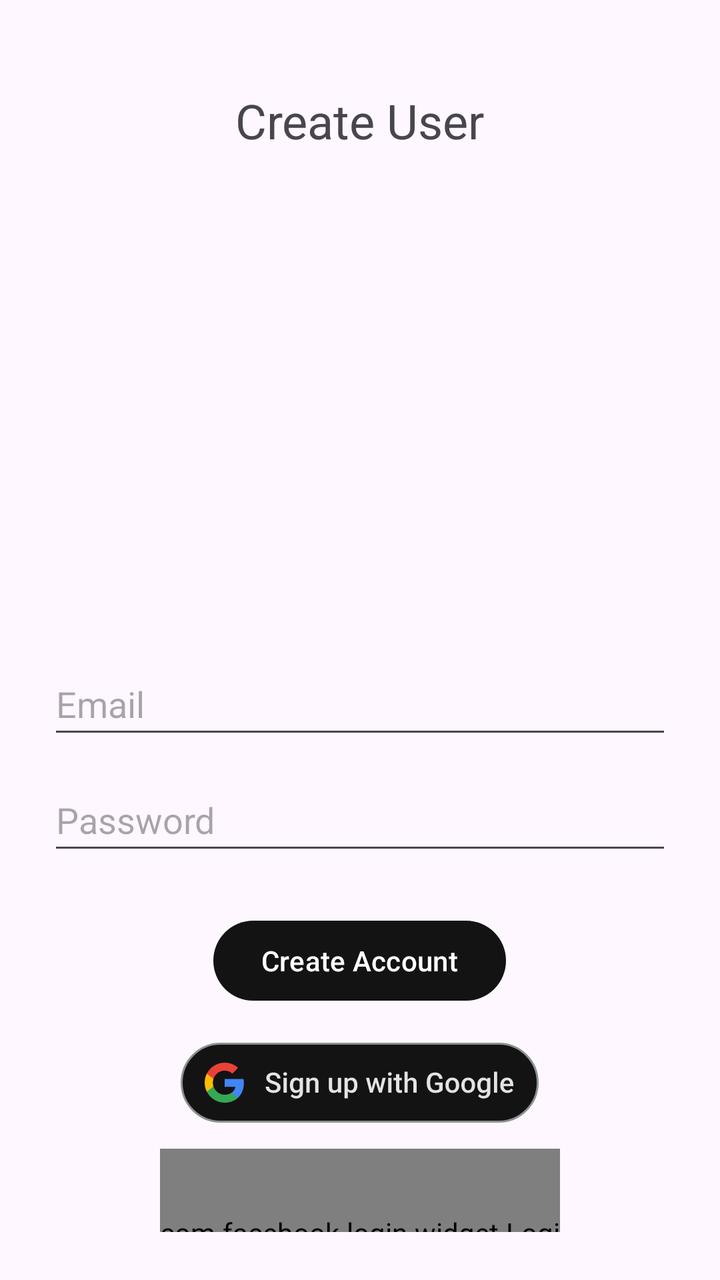
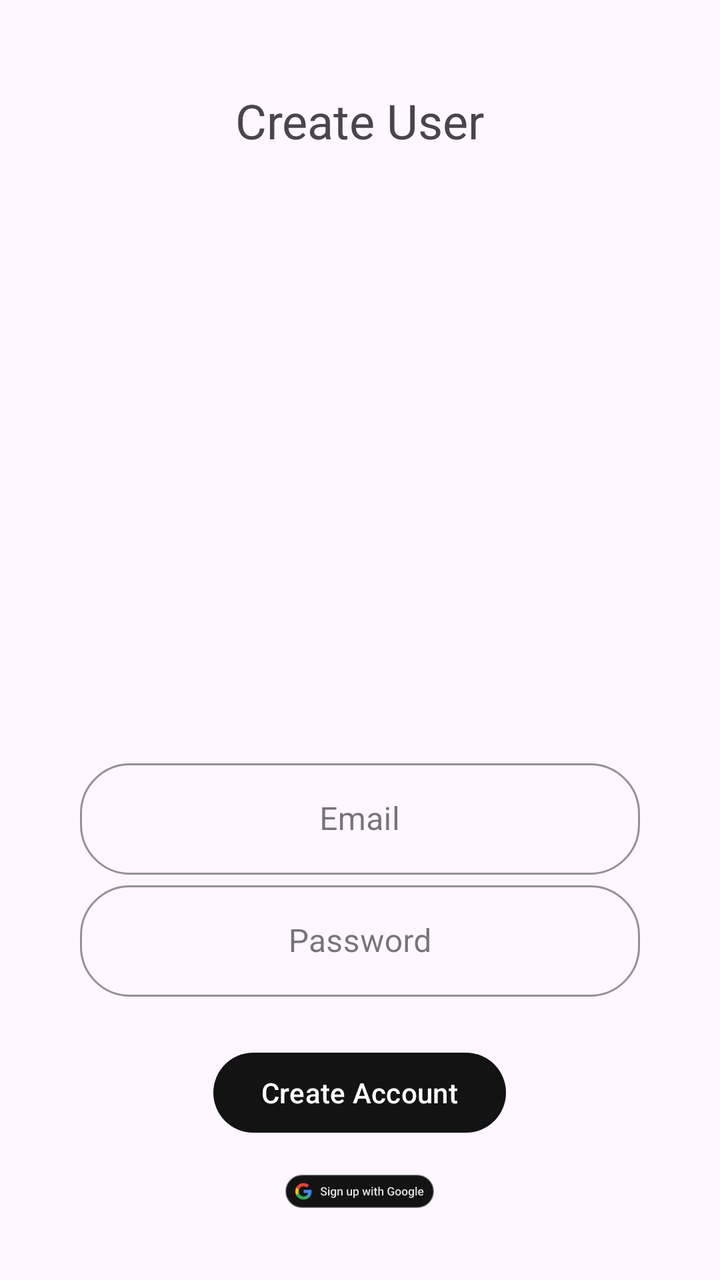

Screens rendered from an Android XML layout before and after an edit, with the pre-edit source and the edit as a unified diff.
<!-- AndroidManifest.xml: application theme Theme.KeepPace -->
<!-- res/layout/activity_create_user.xml -->
<?xml version="1.0" encoding="utf-8"?>
<LinearLayout xmlns:android="http://schemas.android.com/apk/res/android"
    xmlns:app="http://schemas.android.com/apk/res-auto"
    xmlns:tools="http://schemas.android.com/tools"
    android:layout_width="match_parent"
    android:layout_height="match_parent"
    android:gravity="center_horizontal"
    android:orientation="vertical"
    android:padding="24dp">

    
    <TextView
        android:layout_width="wrap_content"
        android:layout_height="wrap_content"
        android:layout_marginTop="20dp"
        android:text="Create User"
        android:textSize="24sp"
        tools:ignore="HardcodedText" />

    
    <EditText
        android:id="@+id/fieldEmail"
        android:layout_width="match_parent"
        android:layout_height="wrap_content"
        android:layout_marginTop="250dp"
        android:autofillHints="emailAddress"
        android:hint="Email"
        android:importantForAutofill="yes"
        android:inputType="textEmailAddress"
        android:minHeight="48dp"
        tools:ignore="HardcodedText" />

    
    <EditText
        android:id="@+id/fieldPassword"
        android:layout_width="match_parent"
        android:layout_height="wrap_content"
        android:layout_marginTop="10dp"
        android:autofillHints="password"
        android:hint="Password"
        android:importantForAutofill="yes"
        android:inputType="textPassword"
        android:minHeight="48dp"
        tools:ignore="HardcodedText" />

    
    <Button
        android:id="@+id/emailCreateAccountButton"
        android:layout_width="wrap_content"
        android:layout_height="wrap_content"
        android:layout_marginTop="24dp"
        app:backgroundTint="#131314"
        android:text="Create Account"

        tools:ignore="HardcodedText" />

    
    

    
    <ImageView
        android:id="@+id/googleLogo"
        android:layout_width="wrap_content"
        android:layout_height="wrap_content"
        android:layout_gravity="center"
        android:layout_marginTop="5dp"
        android:clickable="true"
        android:contentDescription="TODO"
        android:focusable="true"
        android:foreground="?attr/selectableItemBackgroundBorderless"
        android:padding="12dp"
        android:src="@drawable/android_dark_rd_su"
        tools:ignore="ContentDescription,HardcodedText" />

    
    <com.facebook.login.widget.LoginButton
        android:id="@+id/fbLoginButton"
        android:layout_width="200dp"
        android:layout_height="100dp"
        android:layout_gravity="center"
        android:layout_marginTop="1dp"
        android:text="Continue with Facebook" />

    
    <Button
        android:id="@+id/backButton"
        android:layout_width="wrap_content"
        android:layout_height="wrap_content"
        android:layout_marginTop="175dp"
        app:backgroundTint="#131314"
        android:text="Back"
        tools:ignore="HardcodedText" />

</LinearLayout>
<!-- resources referenced by this layout -->
<resources>
  <!-- drawable android_dark_rd_su: vector/xml drawable (drawable, 15982 chars, omitted) -->
  <style name="Theme.KeepPace" parent="Theme.Material3.Light.NoActionBar">
          
      </style>
</resources>

<!-- the commit's change to res/layout/activity_create_user.xml (unified diff, before → after) -->
@@ -18,30 +18,49 @@
         tools:ignore="HardcodedText" />
 
     
-    <EditText
-        android:id="@+id/fieldEmail"
-        android:layout_width="match_parent"
+    <com.google.android.material.textfield.TextInputLayout
+        android:layout_width="280dp"
         android:layout_height="wrap_content"
-        android:layout_marginTop="250dp"
-        android:autofillHints="emailAddress"
-        android:hint="Email"
-        android:importantForAutofill="yes"
-        android:inputType="textEmailAddress"
-        android:minHeight="48dp"
-        tools:ignore="HardcodedText" />
+        android:layout_marginTop="300dp"
+        style="@style/Widget.MaterialComponents.TextInputLayout.OutlinedBox"
+        app:boxBackgroundMode="outline"
+        app:boxStrokeColor="@color/keep_pace_teal"
+        app:boxCornerRadiusTopStart="25dp"
+        app:boxCornerRadiusTopEnd="25dp"
+        app:boxCornerRadiusBottomStart="25dp"
+        app:boxCornerRadiusBottomEnd="25dp">
+
+        <com.google.android.material.textfield.TextInputEditText
+            android:id="@+id/fieldEmail"
+            android:layout_width="match_parent"
+            android:layout_height="wrap_content"
+            android:hint="Email"
+            android:gravity="center"
+            android:inputType="textEmailAddress"/>
+    </com.google.android.material.textfield.TextInputLayout>
+
 
     
-    <EditText
-        android:id="@+id/fieldPassword"
-        android:layout_width="match_parent"
+    <com.google.android.material.textfield.TextInputLayout
+        android:layout_width="280dp"
         android:layout_height="wrap_content"
-        android:layout_marginTop="10dp"
-        android:autofillHints="password"
-        android:hint="Password"
-        android:importantForAutofill="yes"
-        android:inputType="textPassword"
-        android:minHeight="48dp"
-        tools:ignore="HardcodedText" />
+        style="@style/Widget.MaterialComponents.TextInputLayout.OutlinedBox"
+        app:boxBackgroundMode="outline"
+        app:boxStrokeColor="@color/keep_pace_teal"
+        app:boxCornerRadiusTopStart="25dp"
+        app:boxCornerRadiusTopEnd="25dp"
+        app:boxCornerRadiusBottomStart="25dp"
+        app:boxCornerRadiusBottomEnd="25dp">
+
+        <com.google.android.material.textfield.TextInputEditText
+            android:id="@+id/fieldPassword"
+            android:layout_width="match_parent"
+            android:layout_height="wrap_content"
+            android:hint="Password"
+            android:gravity="center"
+            android:inputType="textPassword"/>
+    </com.google.android.material.textfield.TextInputLayout>
+
 
     
     <Button
<!-- resource entries referenced after the edit -->
@@ -1,8 +1,14 @@
 <!-- resources referenced by this layout -->
 <resources>
+  <color name="keep_pace_teal">#009688</color>
   <!-- drawable android_dark_rd_su: vector/xml drawable (drawable, 15982 chars, omitted) -->
   <style name="Theme.KeepPace" parent="Theme.Material3.Light.NoActionBar">
           
+          <item name="colorPrimary">@color/keep_pace_teal</item>
+          <item name="colorPrimaryVariant">@color/black</item>
+          <item name="android:statusBarColor">@color/keep_pace_teal</item>
+          <item name="android:windowLightStatusBar">true</item>
       </style>
+  <color name="black">#FF000000</color>
 </resources>
 
